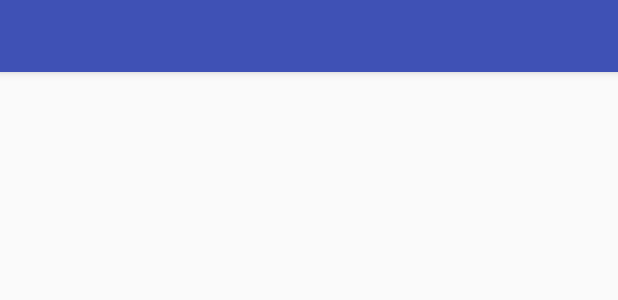
After one commit to tiwipabmin/final_project_android, an Android app: the layout activity_tab_bar.xml on its own in the app's theme, with its tools: preview values and no code run, on a phone screen of 412 x 824 dp. The commit adds this screen. Shown: the top 300 px of the screen. Run offline under Robolectric (Android 15) with nearby library versions, the phone set to English and light mode, and no system bars.

Commit message:
create tab bar on the TabBarActivity

```diff
--- a/EatAllDay/app/build.gradle
+++ b/EatAllDay/app/build.gradle
@@ -28,11 +28,13 @@ dependencies {
     //library
     compile 'com.android.support:appcompat-v7:26.1.0'
     compile 'com.android.support.constraint:constraint-layout:1.0.2'
+    compile 'com.android.support:design:26.1.0'
     compile 'com.wrapp.floatlabelededittext:library:0.0.6'
     compile 'info.hoang8f:fbutton:1.0.5'
     compile 'com.github.dmytrodanylyk.shadow-layout:library:1.0.3'
     compile 'com.google.firebase:firebase-database:11.4.2'
     compile 'com.jakewharton:butterknife:8.8.1'
+    compile 'com.android.support:support-v4:26.+'
     testCompile 'junit:junit:4.12'
     annotationProcessor 'com.jakewharton:butterknife-compiler:8.8.1'
 }
--- a/EatAllDay/app/src/main/AndroidManifest.xml
+++ b/EatAllDay/app/src/main/AndroidManifest.xml
@@ -19,7 +19,8 @@
         <activity android:name=".MainActivity" />
         <activity android:name=".SignUpActivity" />
         <activity android:name=".SplashScreenActivity" />
-        <activity android:name=".LobbyRoomActivity"></activity>
+        <activity android:name=".LobbyRoomActivity" />
+        <activity android:name=".TabBarActivity"></activity>
     </application>
 
 </manifest>
--- /dev/null
+++ b/EatAllDay/app/src/main/res/layout/activity_tab_bar.xml
@@ -0,0 +1,29 @@
+<?xml version="1.0" encoding="utf-8"?>
+<android.support.design.widget.CoordinatorLayout xmlns:android="http://schemas.android.com/apk/res/android"
+    xmlns:app="http://schemas.android.com/apk/res-auto"
+    xmlns:tools="http://schemas.android.com/tools"
+    android:layout_width="match_parent"
+    android:layout_height="match_parent"
+    tools:context="kmitl.it13.millibear.eatallday.TabBarActivity">
+
+    <android.support.design.widget.AppBarLayout
+        android:layout_width="match_parent"
+        android:layout_height="wrap_content"
+        android:theme="@style/ThemeOverlay.AppCompat.Dark.ActionBar">
+
+        <android.support.design.widget.TabLayout
+            android:id="@+id/tabs"
+            android:layout_width="match_parent"
+            android:layout_height="wrap_content"
+            app:tabMode="fixed"
+            app:tabGravity="fill"/>
+
+    </android.support.design.widget.AppBarLayout>
+
+    <android.support.v4.view.ViewPager
+        android:id="@+id/viewpager"
+        android:layout_width="match_parent"
+        android:layout_height="match_parent"
+        app:layout_behavior="@string/appbar_scrolling_view_behavior"  />
+
+</android.support.design.widget.CoordinatorLayout>
--- a/EatAllDay/app/src/main/res/values/strings.xml
+++ b/EatAllDay/app/src/main/res/values/strings.xml
@@ -7,4 +7,7 @@
     <string name="hint_facebook">Facebook</string>
     <string name="sign_in">Sign In</string>
     <string name="sign_up">Sign Up</string>
+
+    <!-- TODO: Remove or change this placeholder text -->
+    <string name="hello_blank_fragment">Hello blank fragment</string>
 </resources>
```
Also changed, not shown: EatAllDay/app/src/main/java/kmitl/it13/millibear/eatallday/SignInActivity.java (+18 -2 lines), EatAllDay/app/src/main/java/kmitl/it13/millibear/eatallday/SignUpActivity.java (+18 -22 lines), EatAllDay/app/src/main/java/kmitl/it13/millibear/eatallday/TabBarActivity.java (added, +86 -0 lines), EatAllDay/app/src/main/java/kmitl/it13/millibear/eatallday/api/UserApi.java (+30 -1 lines), EatAllDay/app/src/main/java/kmitl/it13/millibear/eatallday/fragment/CommunicationRoomFragment.java (added, +30 -0 lines), EatAllDay/app/src/main/java/kmitl/it13/millibear/eatallday/fragment/KitchenRoomFragment.java (added, +30 -0 lines), EatAllDay/app/src/main/java/kmitl/it13/millibear/eatallday/fragment/LobbyRoomFragment.java (added, +30 -0 lines), EatAllDay/app/src/main/res/layout/fragment_communication_room.xml (added, +13 -0 lines), EatAllDay/app/src/main/res/layout/fragment_kitchen_room.xml (added, +13 -0 lines), EatAllDay/app/src/main/res/layout/fragment_lobby_room.xml (added, +13 -0 lines).
